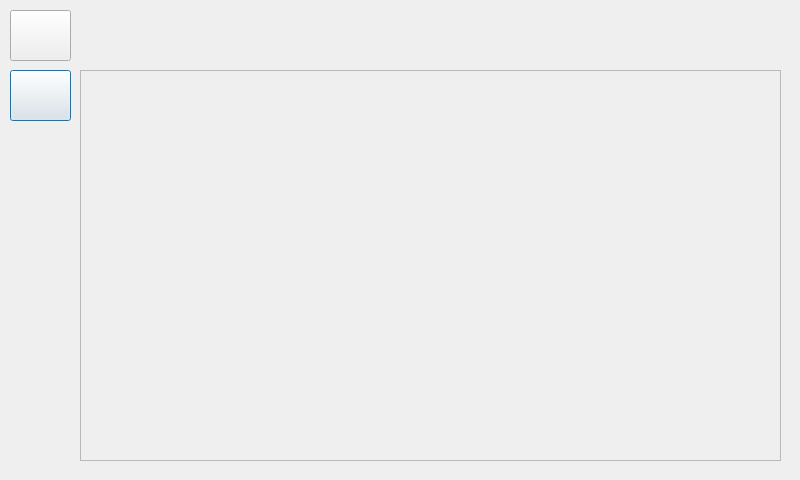
The window that UI/smrr_ui/src/ui/screen_home.ui (ENTC-FYP-19-G08/ismrr) describes before a commit, drawn with Qt 5.
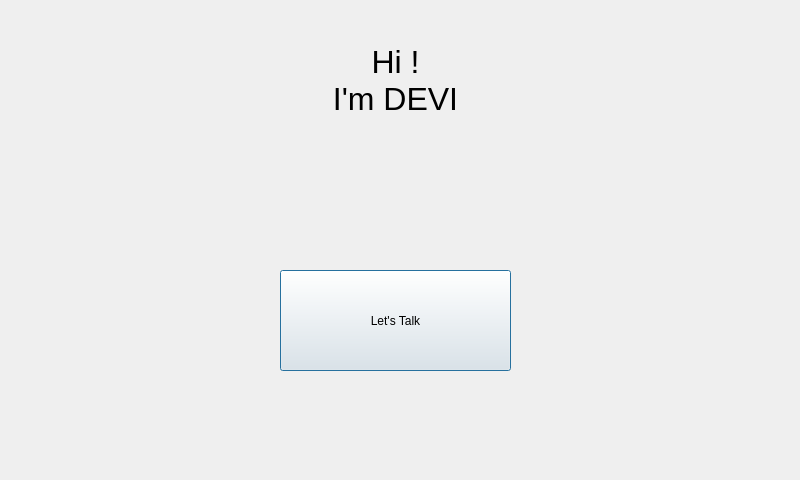
The same window after the commit. Icons and pictures are not drawn.

```diff
--- a/UI/smrr_ui/src/ui/screen_home.ui
+++ b/UI/smrr_ui/src/ui/screen_home.ui
@@ -16,74 +16,23 @@
   <property name="modal">
    <bool>true</bool>
   </property>
-  <widget class="QPushButton" name="btnBack">
-   <property name="geometry">
-    <rect>
-     <x>10</x>
-     <y>10</y>
-     <width>61</width>
-     <height>51</height>
-    </rect>
-   </property>
-   <property name="autoFillBackground">
-    <bool>false</bool>
-   </property>
-   <property name="text">
-    <string/>
-   </property>
-   <property name="icon">
-    <iconset theme="back"/>
-   </property>
-   <property name="autoDefault">
-    <bool>false</bool>
-   </property>
-   <property name="default">
-    <bool>true</bool>
-   </property>
-   <property name="flat">
-    <bool>false</bool>
-   </property>
-  </widget>
-  <widget class="QScrollArea" name="scrollArea">
-   <property name="geometry">
-    <rect>
-     <x>80</x>
-     <y>70</y>
-     <width>701</width>
-     <height>391</height>
-    </rect>
-   </property>
-   <property name="widgetResizable">
-    <bool>true</bool>
-   </property>
-   <widget class="QWidget" name="scrollWidget">
-    <property name="geometry">
-     <rect>
-      <x>0</x>
-      <y>0</y>
-      <width>699</width>
-      <height>389</height>
-     </rect>
-    </property>
-   <layout class="QVBoxLayout" name="scrollLayout">
-    <property name="spacing">
-        <number>10</number>
-    </property>
-</layout>
-
-   </widget>
-  </widget>
   <widget class="QLabel" name="label">
    <property name="geometry">
     <rect>
-     <x>220</x>
+     <x>30</x>
      <y>20</y>
-     <width>411</width>
-     <height>31</height>
+     <width>731</width>
+     <height>121</height>
     </rect>
    </property>
+   <property name="font">
+    <font>
+     <pointsize>24</pointsize>
+    </font>
+   </property>
    <property name="text">
-    <string/>
+    <string>Hi !
+I'm DEVI</string>
    </property>
    <property name="alignment">
     <set>Qt::AlignCenter</set>
@@ -92,29 +41,14 @@
   <widget class="QPushButton" name="btnHome">
    <property name="geometry">
     <rect>
-     <x>10</x>
-     <y>70</y>
-     <width>61</width>
-     <height>51</height>
+     <x>280</x>
+     <y>270</y>
+     <width>231</width>
+     <height>101</height>
     </rect>
    </property>
-   <property name="autoFillBackground">
-    <bool>false</bool>
-   </property>
    <property name="text">
-    <string/>
-   </property>
-   <property name="icon">
-    <iconset theme="go-home"/>
-   </property>
-   <property name="autoDefault">
-    <bool>false</bool>
-   </property>
-   <property name="default">
-    <bool>true</bool>
-   </property>
-   <property name="flat">
-    <bool>false</bool>
+    <string>Let's Talk</string>
    </property>
   </widget>
  </widget>
```
Left out of the diff: 2 changed lines with no effect on the pictures.
